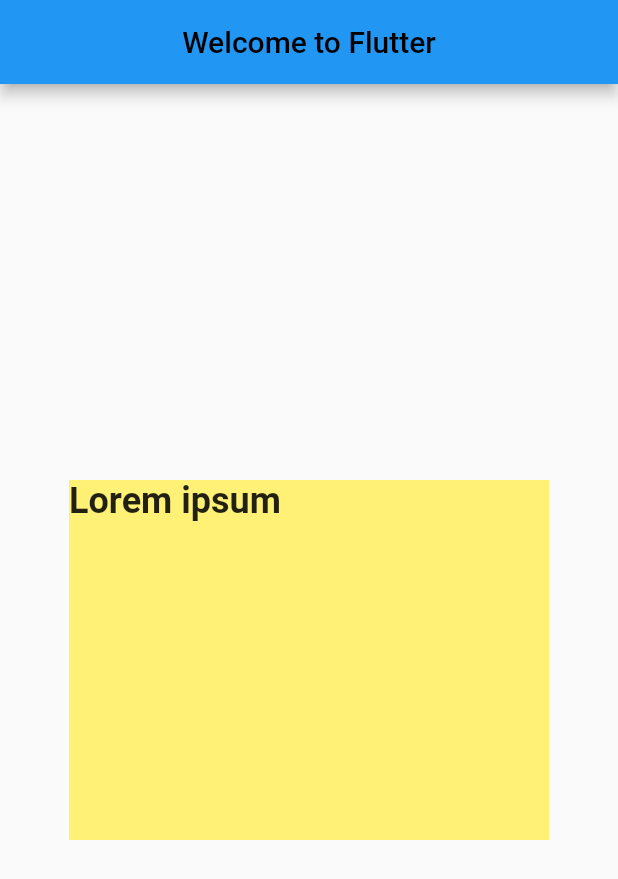
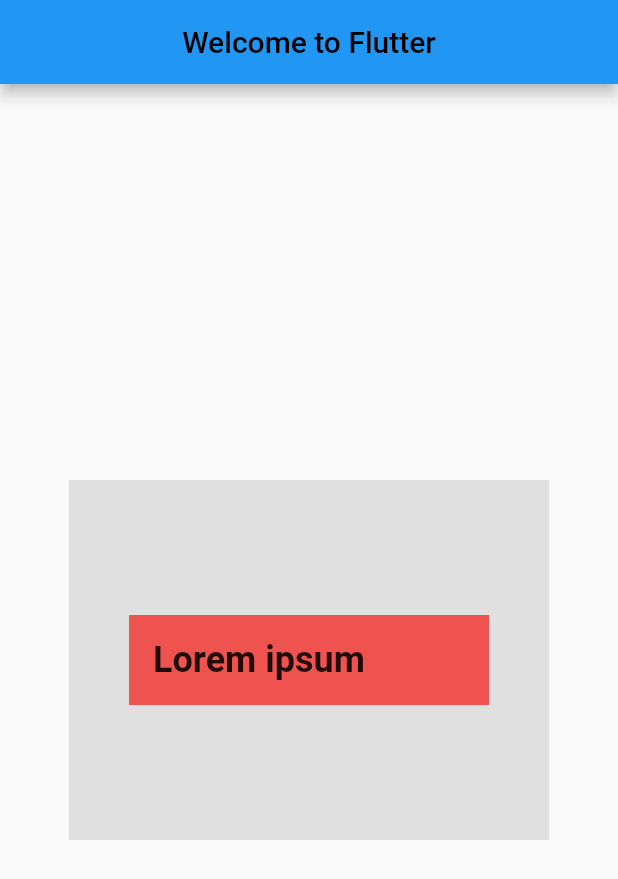
Before and after one commit to dhaniverdant/learn-flutter, a Flutter app: the screen it shows after launch, on a phone screen of 412 x 824 dp. Shown: the top 879 px of the screen. Run offline on Flutter 3.47's test engine with Material 2 defaults, Android fonts, the phone set to English and light mode, and no system bars.

Commit message:
change main view

```diff
--- a/lib/main.dart
+++ b/lib/main.dart
@@ -4,17 +4,26 @@ void main() => runApp(MyApp());
 
 class MyApp extends StatelessWidget {
   @override
-  var container = Container(
-    // grey box
-    child: Text(
-      "Lorem ipsum",
-      style: TextStyle(fontWeight: FontWeight.bold, fontSize: 24.0, fontFamily: 'Roboto'),
+  var container = Container( // grey box
+    child: Center(
+      child: Container( // red box
+        child: Text(
+          "Lorem ipsum",
+          style: TextStyle(
+            fontWeight: FontWeight.bold,
+            fontSize: 24.0,
+          ),
+        ),
+        decoration: BoxDecoration(
+          color: Colors.red[400],
+        ),
+        padding: EdgeInsets.all(16),
+        width: 240, //max-width is 240
+      ),
     ),
     width: 320,
     height: 240,
-    decoration: BoxDecoration(
-      color: Colors.yellow[300],
-    ),
+    color: Colors.grey[300],
   );
   Widget build(BuildContext context) {
     return MaterialApp(
```
Also changed, not shown: 2 other files.
